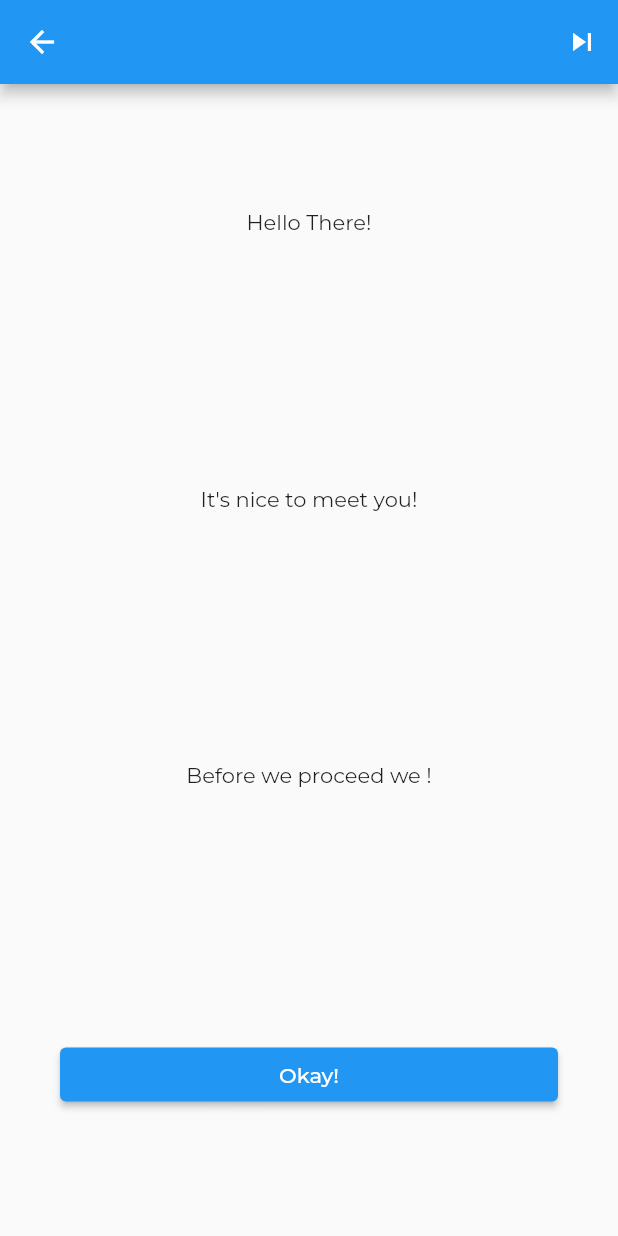
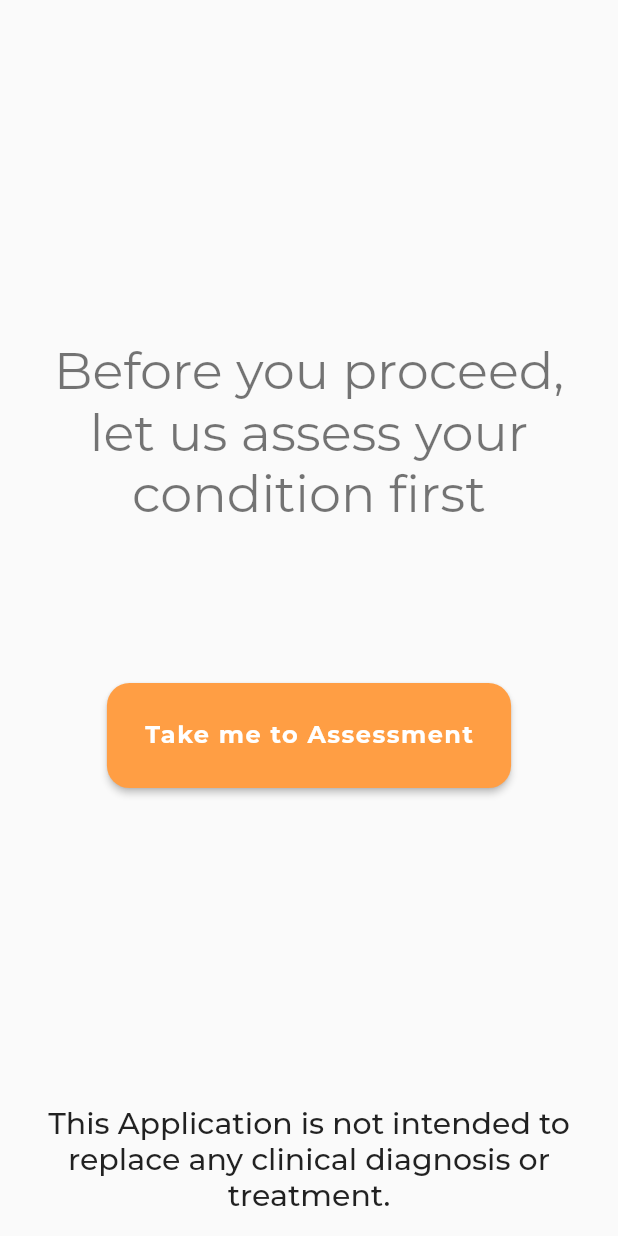
Before and after one commit to peanu77/umatter, a Flutter app: the WelcomePage screen opened directly, on a phone screen of 412 x 824 dp. Run offline on Flutter 3.47's test engine with Material 2 defaults, Android fonts, the phone set to English and light mode, and no system bars; our stand-ins replace cloud_firestore, firebase_auth, firebase_core, flutter_svg, get, google_fonts and 4 more; missing offline and left inert: flutterfire_ui; accounts and stored records are empty.

Commit message:
added content and fix the logic

```diff
--- a/lib/views/welcome_page/welcome_page.dart
+++ b/lib/views/welcome_page/welcome_page.dart
@@ -1,6 +1,7 @@
 import 'package:flutter/material.dart';
 import 'package:umatter/views/assessment_page/assessment_page.dart';
-import 'package:umatter/views/home_page/nav_bar/navbar_page.dart';
+import 'package:umatter/views/home_page/my_diary/page/constant/diary_constant.dart';
+import 'package:get/get.dart';
 
 class WelcomePage extends StatelessWidget {
   const WelcomePage({Key? key}) : super(key: key);
@@ -8,55 +9,98 @@ class WelcomePage extends StatelessWidget {
   @override
   Widget build(BuildContext context) {
     final _size = MediaQuery.of(context).size;
-    return Scaffold(
-      appBar: AppBar(
-        actions: [
-          IconButton(
-            onPressed: () => Navigator.of(context).pushReplacement(
-              MaterialPageRoute(
-                builder: (context) => NavBarPage(),
+    return SafeArea(
+      child: Scaffold(
+        body: Padding(
+          padding: const EdgeInsets.symmetric(
+            horizontal: 15.0,
+            vertical: 15.0,
+          ),
+          child: Column(
+            children: [
+              const Spacer(
+                flex: 2,
               ),
-            ),
-            icon: const Icon(Icons.skip_next),
-          )
-        ],
-      ),
-      body: Column(
-        children: [
-          const Spacer(
-            flex: 1,
-          ),
-          Text('Hello There!'),
-          const Spacer(
-            flex: 2,
-          ),
-          Text('It\'s nice to meet you!'),
-          const Spacer(
-            flex: 2,
-          ),
-          Text('Before we proceed we !'),
-          const Spacer(
-            flex: 2,
-          ),
-          Row(
-            children: [
-              Expanded(
-                child: Padding(
-                  padding: const EdgeInsets.symmetric(horizontal: 40.0),
-                  child: ElevatedButton(
-                    onPressed: () => Navigator.of(context).push(
-                      MaterialPageRoute(
-                        builder: (context) => const AssessmentPage(),
+              Text(
+                'Before you proceed, let us assess your condition first',
+                textAlign: TextAlign.center,
+                style: Theme.of(context).textTheme.headline4,
+              ),
+              const Spacer(),
+              ElevatedButton(
+                style: ElevatedButton.styleFrom(
+                  padding: const EdgeInsets.all(25.0),
+                  shape: RoundedRectangleBorder(
+                    borderRadius: BorderRadius.circular(15.0),
+                  ),
+                  primary: kPrimaryFrmColor,
+                ),
+                onPressed: () {
+                  showDialog(
+                    barrierDismissible: false,
+                    context: context,
+                    builder: (context) => AlertDialog(
+                      shape: RoundedRectangleBorder(
+                        borderRadius: BorderRadius.circular(10.0),
                       ),
+                      titlePadding: const EdgeInsets.all(15.0),
+                      title: const Center(
+                        child: Text(
+                          'Disclaimer',
+                          style: TextStyle(
+                            fontSize: 20.0,
+                            fontWeight: FontWeight.bold,
+                          ),
+                        ),
+                      ),
+                      content: const Text(
+                        'The following Assessment is from the Primary Care Evaluation of Mental Disorders Patient Health Questionnaire (PRIME-MD PHQ). The PHQ was developed by Drs. Robert L. Spitzer, Janet B.W. Williams, Kurt Kroenke and colleagues. For research information, contact Dr. Spitzer at rls8@columbia.edu. PRIME-MD® is a trademark of Pfizer Inc. Copyright© 1999 Pfizer Inc. All rights reserved. Reproduced with permission',
+                        style: TextStyle(fontSize: 16.0, letterSpacing: 1.0),
+                      ),
+                      actions: [
+                        Padding(
+                          padding: const EdgeInsets.all(15.0),
+                          child: SizedBox(
+                            height: _size.height * 0.08,
+                            width: double.infinity,
+                            child: ElevatedButton(
+                              // Navigate to Assessment Page
+                              onPressed: () =>
+                                  Get.to(() => const AssessmentPage()),
+                              child: const Text('Continue'),
+                              style: ElevatedButton.styleFrom(
+                                primary: kPrimaryFrmColor,
+                                shape: RoundedRectangleBorder(
+                                  borderRadius: BorderRadius.circular(10.0),
+                                ),
+                              ),
+                            ),
+                          ),
+                        )
+                      ],
                     ),
-                    child: Text('Okay!'),
+                  );
+                },
+                child: const Text(
+                  'Take me to Assessment',
+                  style: TextStyle(
+                    fontSize: 16.0,
+                    fontWeight: FontWeight.bold,
+                    letterSpacing: 1.0,
                   ),
                 ),
               ),
+              const Spacer(
+                flex: 2,
+              ),
+              Text(
+                "This Application is not intended to replace any clinical diagnosis or treatment.",
+                textAlign: TextAlign.center,
+                style: Theme.of(context).textTheme.headline6,
+              ),
             ],
           ),
-          const Spacer(),
-        ],
+        ),
       ),
     );
   }
```
Also changed, not shown: lib/views/welcome_page/user_info_page.dart (deleted, +0 -297 lines).
